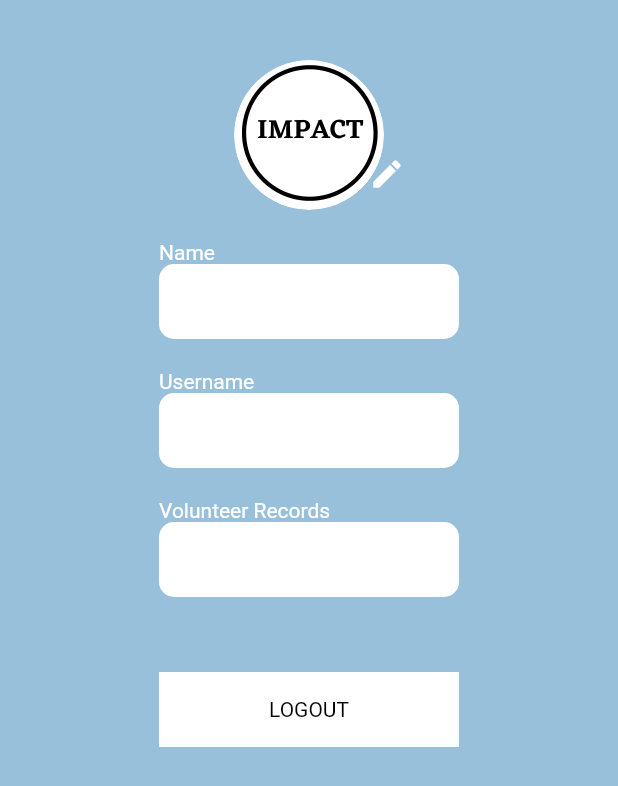
After one commit to DenyTwice/impact-circle-v2, a Flutter app: the screen it shows once a user with an empty profile is signed in, after a tap on the "person" icon, on a phone screen of 412 x 824 dp. The commit adds this screen. Shown: the top 786 px of the screen. Run offline on Flutter 3.47's test engine with Material 2 defaults, Android fonts, the phone set to English and light mode, and no system bars; our stand-ins replace firebase_auth, firebase_core; accounts and stored records are empty.

Commit message:
userprofile page

```diff
--- a/lib/pages/home.dart
+++ b/lib/pages/home.dart
@@ -1,41 +1,37 @@
 import 'package:firebase_auth/firebase_auth.dart';
 import 'package:flutter/gestures.dart';
 import 'package:flutter/material.dart';
+import 'package:impact_circle/pages/user_profile.dart';
 
 class Home extends StatelessWidget {
   const Home({Key? key}) : super(key: key);
 
   @override
   Widget build(BuildContext context) {
-
     final user = FirebaseAuth.instance.currentUser!;
 
     return Scaffold(
-
       appBar: AppBar(
         title: const Text('Home'),
       ),
-
       body: Padding(
         padding: const EdgeInsets.all(32),
         child: Column(
           mainAxisAlignment: MainAxisAlignment.center,
-
           children: [
             const Text(
               'Signed in as:',
               style: TextStyle(fontSize: 16),
             ),
-
             const SizedBox(height: 8),
             Text(
               user.email!,
               style: const TextStyle(fontSize: 20),
             ),
-
             const SizedBox(height: 40),
             ElevatedButton.icon(
-              style: ElevatedButton.styleFrom(minimumSize: const Size.fromHeight(50)),
+              style: ElevatedButton.styleFrom(
+                  minimumSize: const Size.fromHeight(50)),
               icon: const Icon(Icons.arrow_back, size: 32),
               label: const Text(
                 'Sign Out',
@@ -43,8 +39,21 @@ class Home extends StatelessWidget {
               ),
               onPressed: () => FirebaseAuth.instance.signOut(),
             ),
+            const SizedBox(height: 40),
+            GestureDetector(
+              onTap: () {
+                // Navigate to user profile page
+                Navigator.push(
+                  context,
+                  MaterialPageRoute(builder: (context) => UserProfile()),
+                );
+              },
+              child: const Icon(
+                Icons.person,
+                size: 64,
+              ),
+            ),
           ],
-
         ),
       ),
     );
--- /dev/null
+++ b/lib/pages/user_profile.dart
@@ -0,0 +1,144 @@
+import 'package:flutter/material.dart';
+import 'package:firebase_auth/firebase_auth.dart';
+import 'package:flutter/rendering.dart';
+import 'package:impact_circle/main.dart';
+
+class UserProfile extends StatefulWidget {
+  @override
+  State<UserProfile> createState() => _UserProfileState();
+}
+
+class _UserProfileState extends State<UserProfile> {
+  @override
+  Widget build(BuildContext context) {
+    return Scaffold(
+      backgroundColor: const Color.fromARGB(111, 19, 110, 170),
+      body: SafeArea(
+        child: SingleChildScrollView(
+          child: Column(
+            mainAxisAlignment: MainAxisAlignment.start,
+            children: [
+              Container(
+                margin: EdgeInsets.only(top: 20.0),
+                child: Stack(
+                  children: [
+                    Center(
+                      child: Padding(
+                        padding: EdgeInsets.only(top: 20.0),
+                        child: CircleAvatar(
+                          radius: 50.0,
+                          //this should have the user image
+                          backgroundImage:
+                              AssetImage('assets/images/IMPACT.png'),
+                        ),
+                      ),
+                    ),
+                    Positioned(
+                      right: 130,
+                      bottom: 0,
+                      child: Stack(
+                        children: [
+                          IconButton(
+                            icon: Icon(
+                              Icons.edit,
+                              color: Colors.white,
+                            ),
+                            onPressed: () {
+                              //edit picture
+                            },
+                          ),
+                        ],
+                      ),
+                    ),
+                  ],
+                ),
+              ),
+              Column(
+                mainAxisAlignment: MainAxisAlignment.start,
+                crossAxisAlignment: CrossAxisAlignment.start,
+                children: [
+                  SizedBox(height: 20.0),
+                  Text(
+                    'Name',
+                    style: TextStyle(
+                      color: Colors.white,
+                    ),
+                  ),
+                  SizedBox(
+                    height: 50.0,
+                    width: 200.0,
+                    child: DecoratedBox(
+                      decoration: const BoxDecoration(
+                          color: Colors.white,
+                          borderRadius:
+                              BorderRadius.all(Radius.circular(10.0))),
+                    ),
+                  ),
+                  SizedBox(height: 20.0),
+                  Text(
+                    'Username',
+                    style: TextStyle(
+                      color: Colors.white,
+                    ),
+                  ),
+                  SizedBox(
+                    height: 50.0,
+                    width: 200.0,
+                    child: DecoratedBox(
+                      decoration: const BoxDecoration(
+                          color: Colors.white,
+                          borderRadius:
+                              BorderRadius.all(Radius.circular(10.0))),
+                    ),
+                  ),
+                  SizedBox(height: 20.0),
+                  Text(
+                    'Volunteer Records',
+                    style: TextStyle(
+                      color: Colors.white,
+                    ),
+                  ),
+                  SizedBox(
+                    height: 50.0,
+                    width: 200.0,
+                    child: DecoratedBox(
+                      decoration: const BoxDecoration(
+                          color: Colors.white,
+                          borderRadius:
+                              BorderRadius.all(Radius.circular(10.0))),
+                    ),
+                  ),
+                  SizedBox(
+                    height: 50.0,
+                    width: 200.0,
+                  ),
+                  SizedBox(
+                    height: 50.0,
+                    width: 200.0,
+                    child: DecoratedBox(
+                      decoration: const BoxDecoration(
+                          color: Colors.white,
+                          borderRadius:
+                              BorderRadius.all(Radius.circular(10.0))),
+                      child: Container(
+                        color: Colors.white,
+                        child: Center(
+                          child: Text(
+                            'LOGOUT',
+                            style: TextStyle(
+                              color: Colors.black,
+                            ),
+                          ),
+                        ),
+                      ),
+                    ),
+                  ),
+                ],
+              ),
+            ],
+          ),
+        ),
+      ),
+    );
+  }
+}
```
Also changed, not shown: pubspec.yaml (+14 -6 lines), assets/images/IMPACT.png (renamed from lib/images/IMPACT.png), lib/images/google.png (deleted), pubspec.lock.
